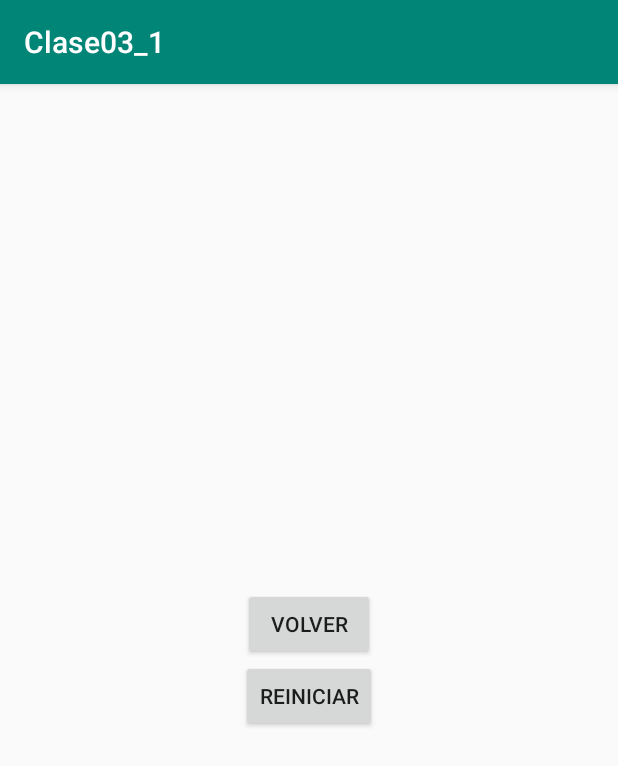
After one commit to Area51TrainingCenter/Android-Group-46, an Android app: the PantallaTresActivity screen opened directly, with no data from a screen before it, on a phone screen of 412 x 824 dp. The commit adds this screen. Shown: the top 766 px of the screen. Run offline under Robolectric (Android 15) with nearby library versions, the phone set to English and light mode, and no system bars.

Commit message:
clase 03

```diff
--- a/Modulo 1/Clase03_1/app/src/main/AndroidManifest.xml
+++ b/Modulo 1/Clase03_1/app/src/main/AndroidManifest.xml
@@ -9,10 +9,11 @@
         android:roundIcon="@mipmap/ic_launcher_round"
         android:supportsRtl="true"
         android:theme="@style/AppTheme">
+        <activity android:name=".PantallaTresActivity"></activity>
         <activity
             android:name=".PantallaDosActivity"
             android:label="@string/lbl_pantalla_dos"
-            android:screenOrientation="portrait"></activity>
+            android:screenOrientation="portrait" />
         <activity
             android:name=".MainActivity"
             android:label="@string/lbl_pantalla_uno"
--- /dev/null
+++ b/Modulo 1/Clase03_1/app/src/main/java/com/area51/clase03_1/PantallaTresActivity.java
@@ -0,0 +1,49 @@
+package com.area51.clase03_1;
+
+import android.content.Intent;
+import android.support.v7.app.AppCompatActivity;
+import android.os.Bundle;
+import android.view.View;
+import android.widget.Button;
+
+public class PantallaTresActivity extends AppCompatActivity {
+    private Button volver, reiniciar;
+
+    @Override
+    protected void onCreate(Bundle savedInstanceState) {
+        super.onCreate(savedInstanceState);
+        setContentView(R.layout.activity_pantalla_tres);
+
+        volver = (Button) findViewById(R.id.btnVolver);
+        reiniciar = (Button) findViewById(R.id.btnReiniciar);
+    }
+
+    @Override
+    protected void onResume() {
+        super.onResume();
+
+        volver.setOnClickListener(new View.OnClickListener() {
+            @Override
+            public void onClick(View view) {
+                onBackPressed();
+            }
+        });
+        reiniciar.setOnClickListener(new View.OnClickListener() {
+            @Override
+            public void onClick(View view) {
+
+                Intent intent =
+                        new Intent(
+                                PantallaTresActivity.this,
+                                MainActivity.class
+                        );
+                intent.addFlags(Intent.FLAG_ACTIVITY_CLEAR_TASK);
+                intent.addFlags(Intent.FLAG_ACTIVITY_CLEAR_TOP);
+                intent.addFlags(Intent.FLAG_ACTIVITY_NEW_TASK);
+                startActivity(intent);
+                finish();
+
+            }
+        });
+    }
+}
--- /dev/null
+++ b/Modulo 1/Clase03_1/app/src/main/res/layout/activity_pantalla_tres.xml
@@ -0,0 +1,28 @@
+<?xml version="1.0" encoding="utf-8"?>
+<FrameLayout xmlns:android="http://schemas.android.com/apk/res/android"
+    xmlns:app="http://schemas.android.com/apk/res-auto"
+    xmlns:tools="http://schemas.android.com/tools"
+    android:layout_width="match_parent"
+    android:layout_height="match_parent"
+    tools:context=".PantallaTresActivity">
+
+    <LinearLayout
+        android:layout_width="match_parent"
+        android:layout_height="wrap_content"
+        android:layout_gravity="center"
+        android:gravity="center"
+        android:orientation="vertical">
+
+        <Button
+            android:id="@+id/btnVolver"
+            android:layout_width="wrap_content"
+            android:layout_height="wrap_content"
+            android:text="@string/lbl_volver" />
+
+        <Button
+            android:id="@+id/btnReiniciar"
+            android:layout_width="wrap_content"
+            android:layout_height="wrap_content"
+            android:text="@string/lbl_reiniciar" />
+    </LinearLayout>
+</FrameLayout>
--- a/Modulo 1/Clase03_1/app/src/main/res/values/strings.xml
+++ b/Modulo 1/Clase03_1/app/src/main/res/values/strings.xml
@@ -11,4 +11,5 @@
     <string name="lbl_siguiente">Siguiente</string>
     <string name="lbl_volver">Volver</string>
     <string name="lbl_continuar">Continuar</string>
+    <string name="lbl_reiniciar">Reiniciar</string>
 </resources>
```
Also changed, not shown: Modulo 1/Clase03_1/app/src/main/java/com/area51/clase03_1/PantallaDosActivity.java (+15 -0 lines).
